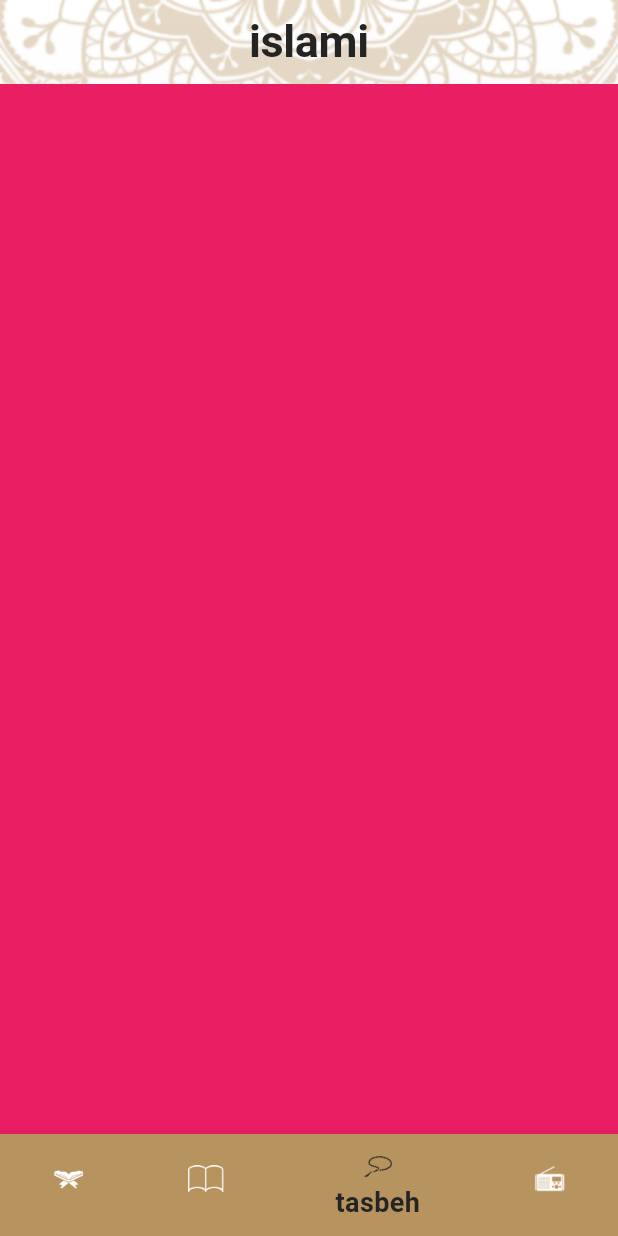
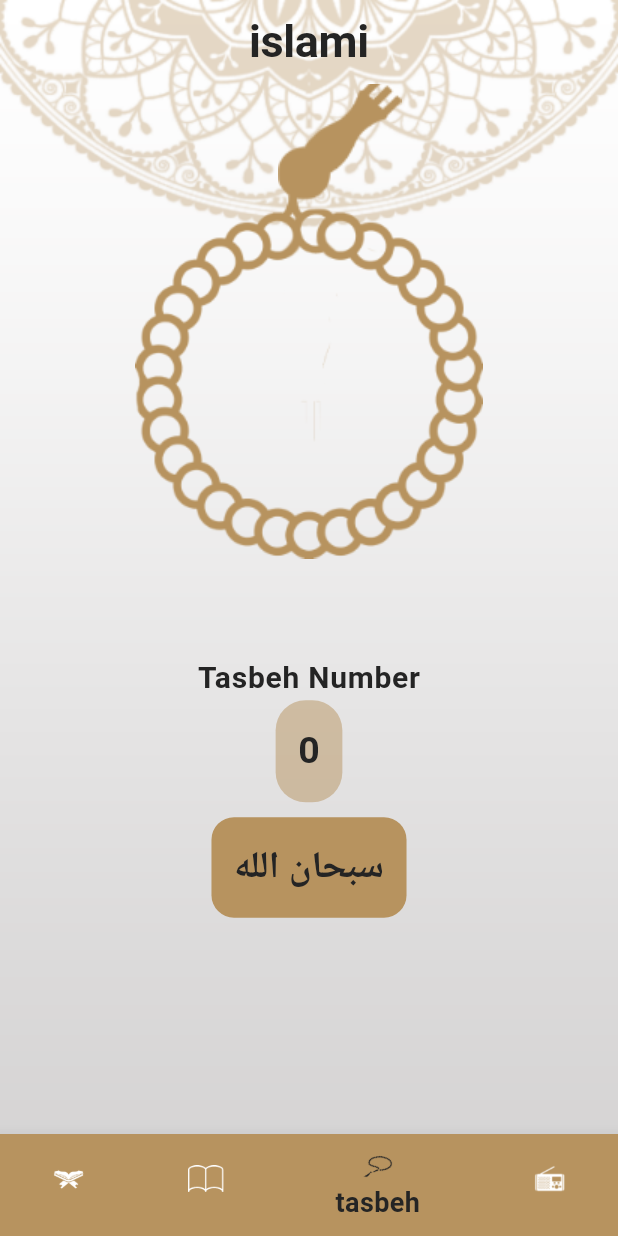
Before and after one commit to abeerghorab/islami-app, a Flutter app: the screen it shows after launch, item 3 of the bottom bar chosen, on a phone screen of 412 x 824 dp. Run offline on Flutter 3.47's test engine with Material 3 defaults, Android fonts, the phone set to English and light mode, and no system bars; our stand-ins replace animated_splash_screen.

Commit message:
Tasbeh-Tab-and-AnimatedSplashScreen

```diff
--- a/lib/My_theme.dart
+++ b/lib/My_theme.dart
@@ -29,7 +29,10 @@ class MyThemeData {
             fontSize: 25, fontWeight: FontWeight.w600, color: blackColor),
         subtitle2: TextStyle(
             fontSize: 25, fontWeight: FontWeight.w400, color: blackColor),
-    ),
+        bodyText1: TextStyle(
+            fontSize: 20, color: blackColor, fontWeight: FontWeight.bold),
+        bodyText2: TextStyle(
+            fontSize: 25, color: blackColor, fontWeight: FontWeight.bold)),
   );
   static ThemeData darkMode = ThemeData();
 }
--- a/lib/home_tab/tasbeh_tab.dart
+++ b/lib/home_tab/tasbeh_tab.dart
@@ -1,12 +1,99 @@
 import 'package:flutter/material.dart';
 
-class TasbehTab extends StatelessWidget {
-  const TasbehTab({super.key});
+class TasbehTab extends StatefulWidget {
+  @override
+  State<TasbehTab> createState() => _TasbehTabState();
+}
 
+class _TasbehTabState extends State<TasbehTab> {
+  int sebhaCounter = 0;
+  int tasbehCounter = 0;
+  double angle = 0;
+  List<String> tasbehat = [
+    "سبحان الله",
+    "الحمدالله",
+    "الله اكبر",
+    "لا الله الا الله",
+    "لا حول ولا قوة الا بالله"
+  ];
   @override
   Widget build(BuildContext context) {
+    double height = MediaQuery.of(context).size.height;
+    double width = MediaQuery.of(context).size.width;
     return Container(
-      color: Colors.pink,
+      width: double.infinity,
+      child: Column(crossAxisAlignment: CrossAxisAlignment.center, children: [
+        Container(
+          height: height * 0.45,
+          width: double.infinity,
+          child: Stack(
+            alignment: Alignment.topCenter,
+            children: [
+              Positioned(
+                  left: width * 0.45,
+                  child: Image.asset(
+                    "Assets/head_sebha_logo.png",
+                    fit: BoxFit.cover,
+                    width: width * 0.2,
+                    height: height * 0.13,
+                  )),
+              Positioned(
+                  top: height * 0.1,
+                  child: Transform.rotate(
+                      angle: angle,
+                      child: Image.asset("Assets/body_sebha_logo.png"))),
+            ],
+          ),
+        ),
+        SizedBox(
+          height: 10,
+        ),
+        Text(
+          "Tasbeh Number",
+          style: Theme.of(context).textTheme.bodyText1,
+        ),
+        Container(
+          padding: EdgeInsets.all(15),
+          decoration: BoxDecoration(
+            borderRadius: BorderRadiusDirectional.circular(20),
+            color: Theme.of(context).primaryColor.withOpacity(.5),
+          ),
+          child: Text(
+            sebhaCounter.toString(),
+            style: Theme.of(context).textTheme.subtitle1,
+          ),
+        ),
+        SizedBox(
+          height: 10,
+        ),
+        InkWell(
+          onTap: () {
+            if (sebhaCounter == 5) {
+              sebhaCounter = 0;
+              if (tasbehCounter == tasbehat.length - 1) {
+                tasbehCounter = 0;
+              } else {
+                tasbehCounter++;
+              }
+            } else {
+              sebhaCounter++;
+            }
+            angle += 20;
+            setState(() {});
+          },
+          child: Container(
+            padding: EdgeInsets.all(15),
+            decoration: BoxDecoration(
+              borderRadius: BorderRadius.circular(15),
+              color: Theme.of(context).primaryColor,
+            ),
+            child: Text(
+              tasbehat[tasbehCounter],
+              style: Theme.of(context).textTheme.bodyText2,
+            ),
+          ),
+        )
+      ]),
     );
   }
 }
--- a/lib/main.dart
+++ b/lib/main.dart
@@ -1,3 +1,4 @@
+import 'package:animated_splash_screen/animated_splash_screen.dart';
 import 'package:flutter/material.dart';
 import 'package:islami/Hadeth/hadeth_details_screen.dart';
 import 'package:islami/My_theme.dart';
@@ -15,12 +16,22 @@ class IslamiApp extends StatelessWidget {
   Widget build(BuildContext context) {
     return MaterialApp(
       debugShowCheckedModeBanner: false,
-      initialRoute: HomeScreen.routeName,
+      //initialRoute: HomeScreen.routeName,
       routes: {
         HomeScreen.routeName: (context) => HomeScreen(),
         SuraDetailsScreen.routeName: (context) => SuraDetailsScreen(),
         HadethDetailsScreen.routeName: (context) => HadethDetailsScreen(),
       },
+      home: AnimatedSplashScreen(
+        backgroundColor: Color(0xffB7935f),
+        splashIconSize: 300,
+        splashTransition: SplashTransition.rotationTransition,
+        splash: CircleAvatar(
+          radius: 180,
+          backgroundImage: AssetImage("Assets/quran3.jpg"),
+        ),
+        nextScreen: HomeScreen(),
+      ),
       theme: MyThemeData.LightMode,
     );
   }
--- a/pubspec.yaml
+++ b/pubspec.yaml
@@ -30,6 +30,8 @@ environment:
 dependencies:
   flutter:
     sdk: flutter
+
+  animated_splash_screen: ^1.3.0
 
 
   # The following adds the Cupertino Icons font to your application.
@@ -69,6 +71,10 @@ flutter:
     -  Assets/icon_hadeth.png
     -  Assets/default_bg.png
     -  Assets/hadeth_logo.png
+    -  Assets/head_sebha_dark.png
+    -  Assets/head_sebha_logo.png
+    -  Assets/body_sebha_dark.png
+    -  Assets/body_sebha_logo.png
     -  Assets/Screenshot 2024-07-30 164312.png
     -  Assets/files/
 
```
Also changed, not shown: Assets/body_sebha_dark.png (added), Assets/body_sebha_logo.png (added), Assets/head_sebha_dark.png (added), Assets/head_sebha_logo.png (added), pubspec.lock. Lines whose indentation alone changed are shown as unchanged.
